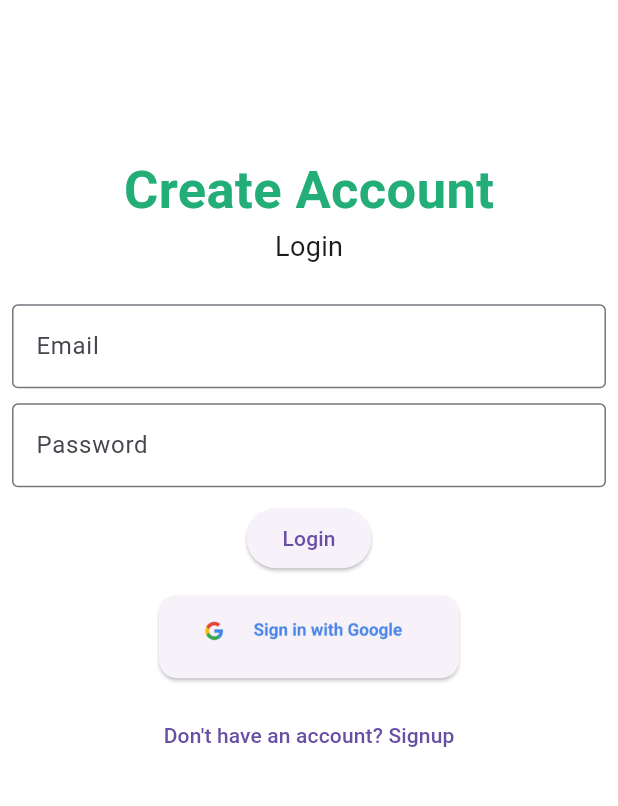
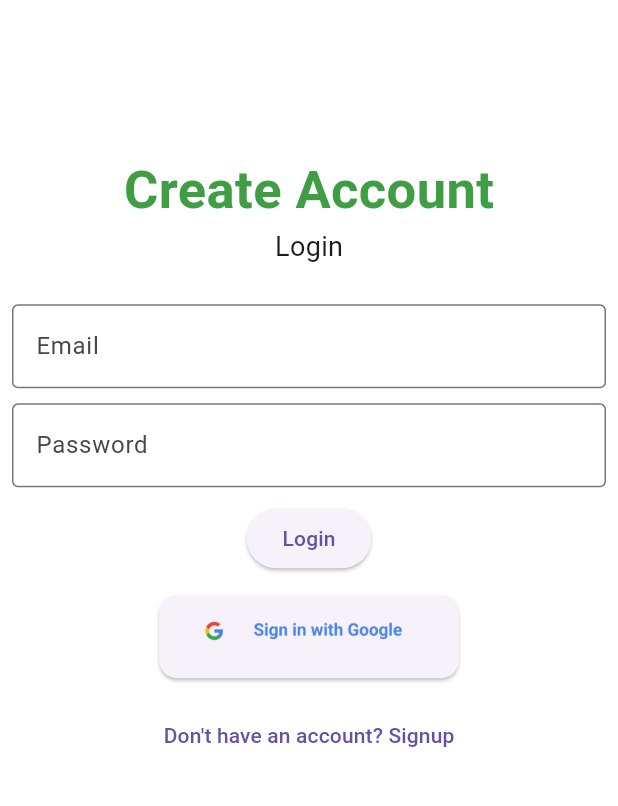
Before and after one commit to shitalchauhan769/chat_app, a Flutter app: the screen it shows after launch, after a tap on "Login", on a phone screen of 412 x 824 dp, the part 156-962 px from its top. Run offline on Flutter 3.47's test engine with Material 3 defaults, Android fonts, the phone set to English and light mode, and no system bars; our stand-ins replace cloud_firestore, firebase_auth, firebase_core, firebase_messaging, flutter_local_notifications, get and 2 more; accounts and stored records are empty; network calls fail.

Commit message:
6-9-2024

```diff
--- a/lib/main.dart
+++ b/lib/main.dart
@@ -3,6 +3,7 @@ import 'package:flutter/material.dart';
 import 'package:get/get.dart';
 import 'package:my_chat_app/utils/app_routes.dart';
 import 'package:my_chat_app/utils/colors.dart';
+import 'package:my_chat_app/utils/helper/fcm_helper.dart';
 import 'package:my_chat_app/utils/services/notification_services.dart';
 import 'package:timezone/timezone.dart' as tz;
 import 'package:timezone/data/latest.dart' as tz;
@@ -16,6 +17,7 @@ Future<void> main() async {
   );
   NotificationMsg.notificationMsg.initNotification();
   tz.initializeTimeZones();
+  FcmHelper.helper.initMsg();
   runApp(
     GetMaterialApp(
       theme: ThemeData(
--- a/lib/screen/home/controller/home_controller.dart
+++ b/lib/screen/home/controller/home_controller.dart
@@ -10,6 +10,7 @@ class HomeController extends GetxController
   RxList<ProfileModel>userList=<ProfileModel>[].obs;
   ProfileModel? model;
 
+
   void getUser() {
     chatUser = FireBaseDbHelper.helper.getMyChat();
   }
--- a/lib/screen/splash/view/splash_screen.dart
+++ b/lib/screen/splash/view/splash_screen.dart
@@ -1,6 +1,7 @@
 import 'package:flutter/material.dart';
 import 'package:get/get.dart';
 import 'package:get/get_core/src/get_main.dart';
+import 'package:my_chat_app/utils/colors.dart';
 import 'package:my_chat_app/utils/helper/auth_helper.dart';
 
 class SplashScreen extends StatefulWidget {
@@ -28,7 +29,7 @@ class _SplashScreenState extends State<SplashScreen> {
           children: [
             Icon(
               Icons.chat,
-              color: Colors.green,
+              color: green,
               size: 100,
             ),
           ],
--- a/lib/utils/colors.dart
+++ b/lib/utils/colors.dart
@@ -1,3 +1,3 @@
 import 'package:flutter/material.dart';
 
-const Color green = Color(0xff23ae77);
+const Color green = Color(0xff3f9e44);
--- /dev/null
+++ b/lib/utils/helper/fcm_helper.dart
@@ -0,0 +1,28 @@
+import 'package:firebase_messaging/firebase_messaging.dart';
+
+class FcmHelper
+{
+  static FcmHelper helper = FcmHelper._();
+
+  FcmHelper._();
+  FirebaseMessaging firebaseMessaging=FirebaseMessaging.instance;
+
+  Future<void> initMsg()
+  async {
+    NotificationSettings settings = await firebaseMessaging.requestPermission(
+      alert: true,
+      announcement: false,
+      badge: true,
+      carPlay: false,
+      criticalAlert: false,
+      provisional: false,
+      sound: true,
+    );
+  }
+  void receiveMsg() {
+  //   FirebaseMessaging.onMessage.listen((event) {
+  //
+  // },)
+
+  }
+}
--- a/pubspec.yaml
+++ b/pubspec.yaml
@@ -42,6 +42,8 @@ dependencies:
   cloud_firestore: ^5.2.1
   flutter_local_notifications: ^17.2.2
   flutter_timezone: ^3.0.1
+  http: ^1.2.2
+  firebase_messaging: ^15.1.0
 
 dev_dependencies:
   flutter_test:
```
Also changed, not shown: lib/screen/chat/view/chat_screen.dart (+17 -7 lines), lib/screen/home/view/home_screen.dart (+26 -11 lines), lib/utils/services/notification_services.dart (+53 -5 lines), assets/image/whatsapp wallpaper.jpg (added), pubspec.lock, 1 other file.
